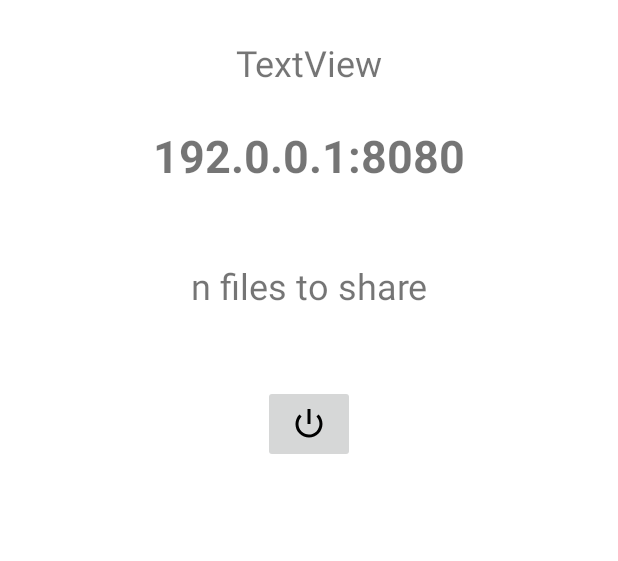
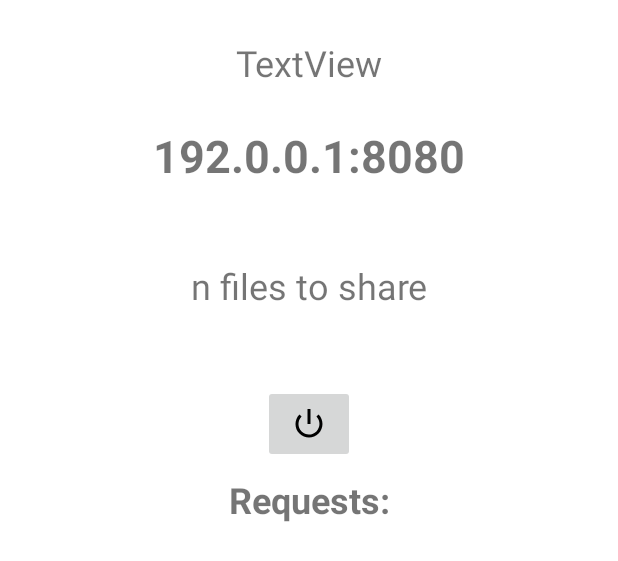
Before and after one commit to Goosoe/PhoneFileTransfer, an Android app: the layout server_layout.xml on its own in the app's theme, with its tools: preview values and no code run, on a phone screen of 412 x 824 dp. Shown: the top 561 px of the screen. Run offline under Robolectric (Android 15) with nearby library versions, the phone set to English and light mode, and no system bars.

Commit message:
WIP: UI Overhaul
Request cards now appear correctly

```diff
--- a/app/src/main/java/Server/ZipUtils.java
+++ b/app/src/main/java/Server/ZipUtils.java
@@ -47,7 +47,6 @@ public class ZipUtils {
         }
         try {
             File outputFile = new File(outputZipPath);
-            System.out.println("create file: " + outputFile.createNewFile());
             outputStream = new ZipArchiveOutputStream(outputFile);
             zipCreator.writeTo(outputStream);
             outputStream.finish();
@@ -99,7 +98,6 @@ public class ZipUtils {
             String[] nameArray = f.getName().split("\\.");
             if(nameArray.length > 0 && nameArray[nameArray.length - 1].equals("zip")){
                 f.delete();
-                System.out.println(f.getName() + " deleted");
             }
         }
     }
--- a/app/src/main/java/SillyGoose/phonefiletransfer/ServerActivity.java
+++ b/app/src/main/java/SillyGoose/phonefiletransfer/ServerActivity.java
@@ -35,7 +35,6 @@ public class ServerActivity extends Activity {
 
         requestView = this.findViewById(R.id.requestListView);
         requestView.setLayoutManager(new LinearLayoutManager(this));
-//        String[] test = {"bruh", "bruh2"};
         requestView.setAdapter(new RequestAdapter());
 
         Utils.askForPermissions(this);
@@ -117,7 +116,7 @@ public class ServerActivity extends Activity {
     }
 
     public void newRequest(String info){
-        ((RequestAdapter)requestView.getAdapter()).addItem(info);
+        ((RequestAdapter)requestView.getAdapter()).addItem(info, this);
     }
 
 
--- a/app/src/main/res/layout/server_layout.xml
+++ b/app/src/main/res/layout/server_layout.xml
@@ -44,17 +44,24 @@
         app:layout_constraintTop_toBottomOf="@+id/fileInfo"
         app:srcCompat="@android:drawable/ic_lock_power_off" />
 
-    <androidx.recyclerview.widget.RecyclerView
-        android:id="@+id/requestListView"
-        android:layout_width="0dp"
+    <LinearLayout
+        android:id="@+id/linearLayout"
+        android:layout_width="match_parent"
         android:layout_height="0dp"
-        android:layout_marginTop="15dp"
+        android:orientation="horizontal"
         app:layout_constraintBottom_toBottomOf="parent"
         app:layout_constraintEnd_toEndOf="parent"
         app:layout_constraintStart_toStartOf="parent"
-        app:layout_constraintTop_toBottomOf="@+id/powerButton">
+        app:layout_constraintTop_toBottomOf="@+id/requestTitle">
 
-    </androidx.recyclerview.widget.RecyclerView>
+        <androidx.recyclerview.widget.RecyclerView
+            android:id="@+id/requestListView"
+            android:layout_width="match_parent"
+            android:layout_height="match_parent"
+            android:layout_marginTop="15dp">
+
+        </androidx.recyclerview.widget.RecyclerView>
+    </LinearLayout>
 
     <TextView
         android:id="@+id/serverDirections"
@@ -68,4 +75,17 @@
         app:layout_constraintHorizontal_bias="0.0"
         app:layout_constraintStart_toStartOf="parent"
         app:layout_constraintTop_toTopOf="parent" />
+
+    <TextView
+        android:id="@+id/requestTitle"
+        android:layout_width="0dp"
+        android:layout_height="wrap_content"
+        android:layout_marginTop="8dp"
+        android:textAlignment="center"
+        android:textSize="24sp"
+        android:textStyle="bold"
+        app:layout_constraintEnd_toEndOf="parent"
+        app:layout_constraintStart_toStartOf="parent"
+        app:layout_constraintTop_toBottomOf="@+id/powerButton"
+        tools:text="@string/requests_title" />
 </androidx.constraintlayout.widget.ConstraintLayout>
--- a/app/src/main/res/values/strings.xml
+++ b/app/src/main/res/values/strings.xml
@@ -10,6 +10,7 @@
     <string name="close_connection_button">Close Connection</string>
     <string name="files_info"> Sharing %1$s file(s)</string>
     <string name="download_button_val"> Download</string>
+    <string name="requests_title"> Requests:</string>
 
 <!--    %1$s-->
 </resources>
```
Also changed, not shown: app/src/main/java/RequestList/RequestAdapter.java (+37 -19 lines).
